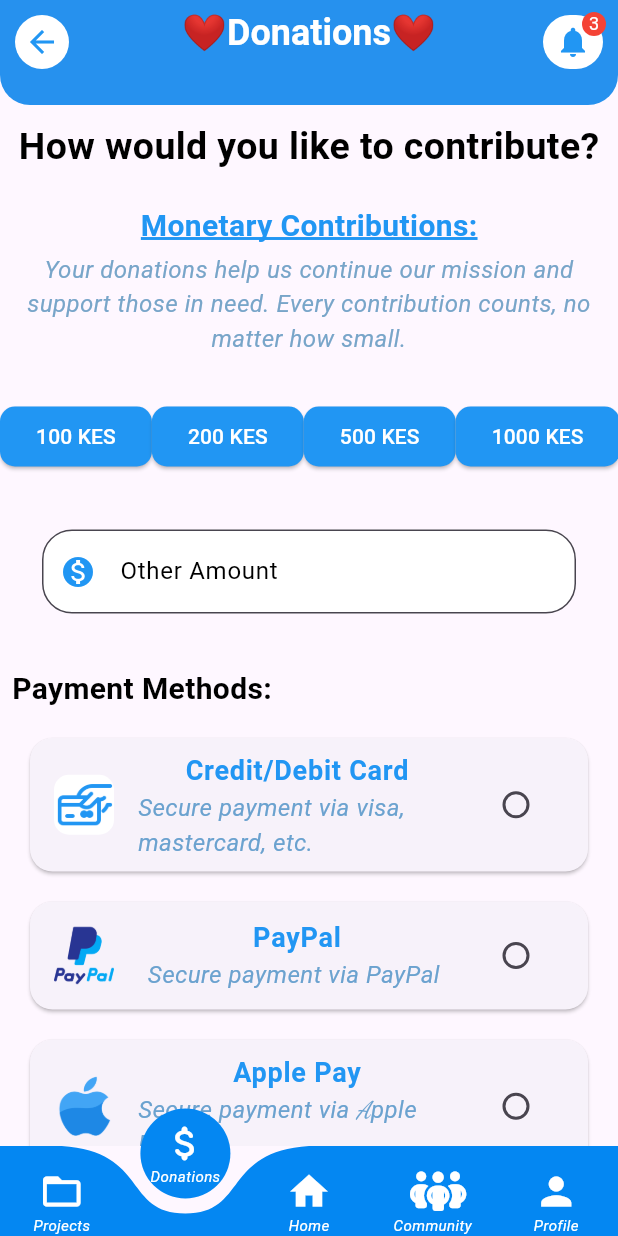
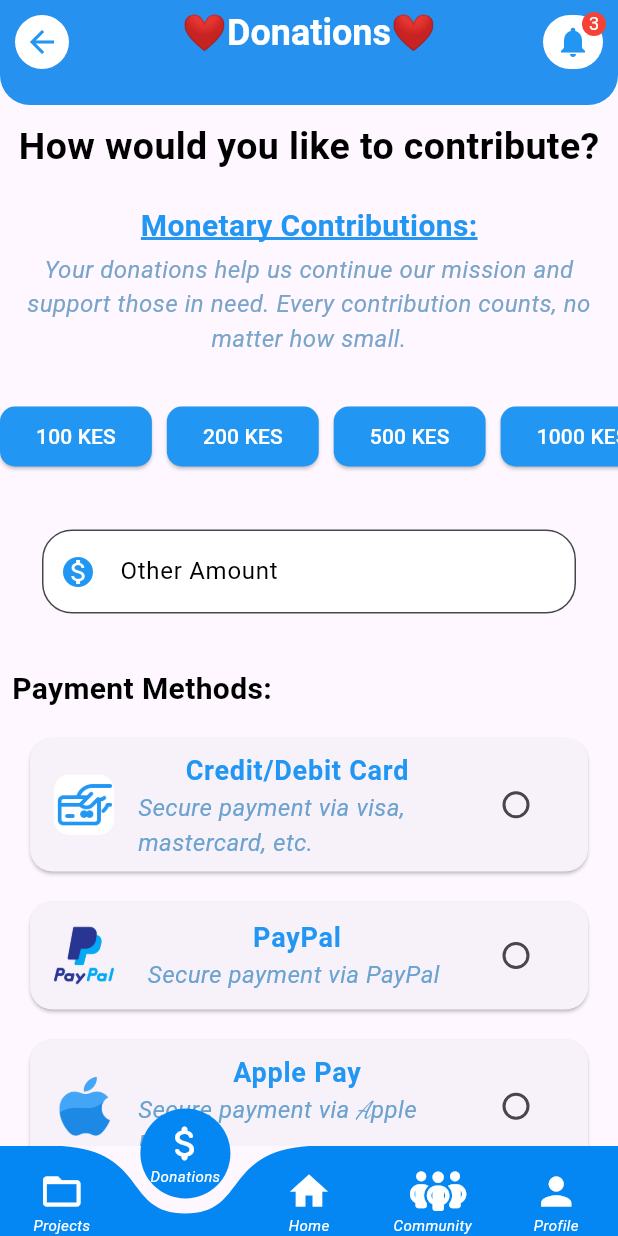
Before and after one commit to Yvonne-Wanja-1/appy, a Flutter app: the DonationsPage screen opened by its route, on a phone screen of 412 x 824 dp. Run offline on Flutter 3.47's test engine with Material 3 defaults, Android fonts, the phone set to English and light mode, and no system bars; drawn by our look-alikes of curved_navigation_bar; our stand-ins replace animated_text_kit, font_awesome_flutter, google_fonts, image_cropper, image_picker, open_file and 2 more; Roboto replaces fonts that are missing (Arial).

Commit message:
adjusted the sizing between the elevated buttons

```diff
--- a/appy/lib/pages/pages/donations.dart
+++ b/appy/lib/pages/pages/donations.dart
@@ -161,7 +161,9 @@ class _DonationsPageState extends State<DonationsPage> with SingleTickerProvider
                 ),
               ),
               const SizedBox(height: 30),
-              Row(
+              SingleChildScrollView(
+                scrollDirection: Axis.horizontal,
+                child: Row(
                   mainAxisAlignment: MainAxisAlignment.spaceEvenly,
                   children: [
                     ElevatedButton(
@@ -176,6 +178,7 @@ class _DonationsPageState extends State<DonationsPage> with SingleTickerProvider
                       },
                       child: const Text('100 KES', style: TextStyle(color: Colors.white)),
                     ),
+                    SizedBox(width: 10),
                     ElevatedButton(
                       style: ElevatedButton.styleFrom(
                         backgroundColor: Colors.blue,
@@ -188,6 +191,7 @@ class _DonationsPageState extends State<DonationsPage> with SingleTickerProvider
                       },
                       child: const Text('200 KES', style: TextStyle(color: Colors.white)),
                     ),
+                    SizedBox(width: 10),
                     ElevatedButton(
                       style: ElevatedButton.styleFrom(
                         backgroundColor: Colors.blue,
@@ -200,6 +204,7 @@ class _DonationsPageState extends State<DonationsPage> with SingleTickerProvider
                       },
                       child: const Text('500 KES', style: TextStyle(color: Colors.white)),
                     ),
+                    SizedBox(width: 10),
                     ElevatedButton(
                       style: ElevatedButton.styleFrom(
                         backgroundColor: Colors.blue,
@@ -213,6 +218,7 @@ class _DonationsPageState extends State<DonationsPage> with SingleTickerProvider
                       child: const Text('1000 KES', style: TextStyle(color: Colors.white)),
                     ),
                   ],
+                ),
               ),
               const SizedBox(height: 10),
               Padding(
```
Lines whose indentation alone changed are shown as unchanged.
